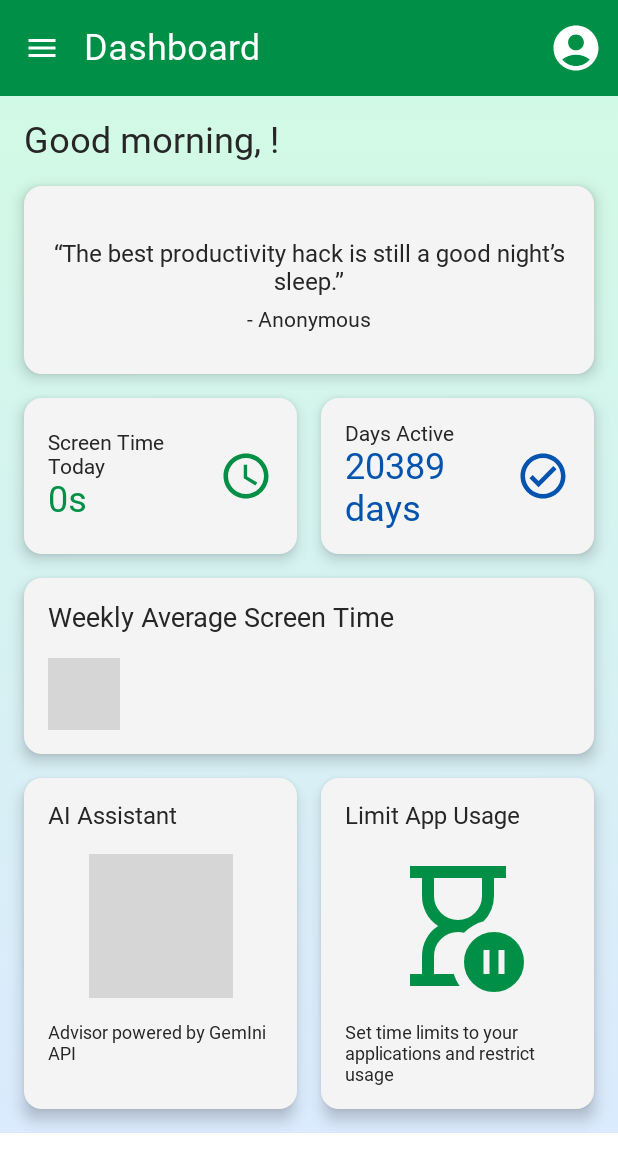
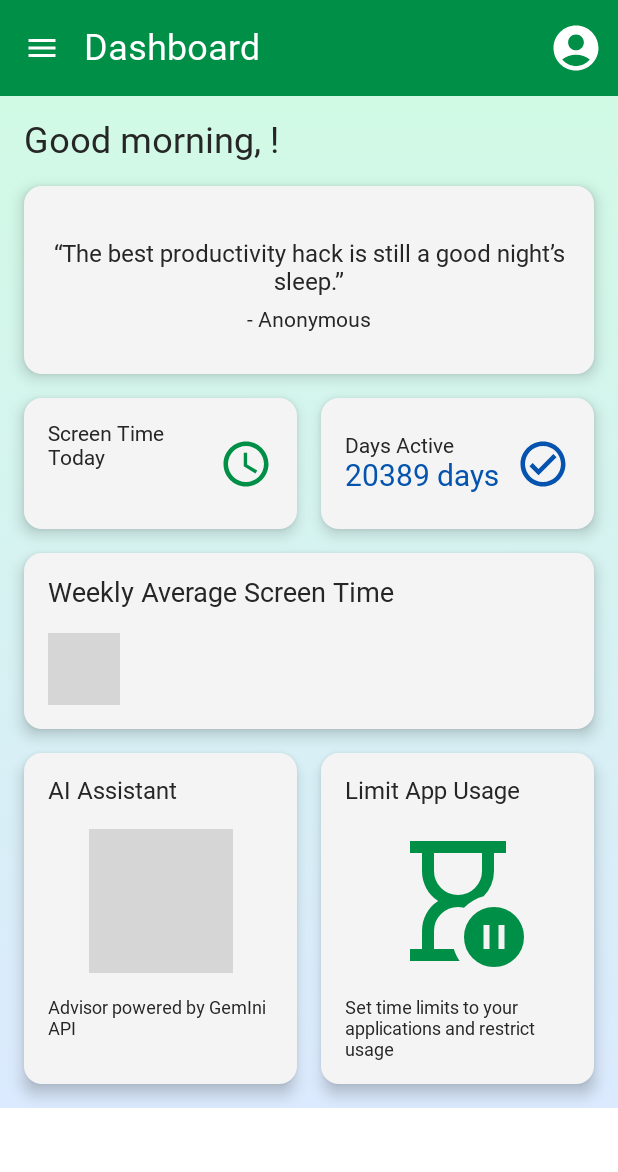
Before and after one commit to GetReconnectED/ReconnectED, an Android app built with Jetpack Compose: the MainScreen screen opened through its navigation route, after a tap on an icon or button, on a phone screen of 412 x 824 dp. Shown: the top 1172 px of the screen. Run offline under Robolectric (Android 15) with nearby library versions, the phone set to English and light mode, and no system bars; our stand-ins replace Firebase (no records; nobody signed in at launch, a user with empty details on screens opened directly); libraries missing offline, so code that uses them is left out: com.firebase.ui, com.patrykandpatrick.vico; Roboto replaces fonts that are not available here; 7 statements that could not run were skipped; grey boxes are pictures that could not be loaded.

Commit message:
feat: do not show seconds in screen time today card
Signed-off-by: Chris1320 <me@chrisfromnowhere.me>

```diff
--- a/ReconnectED-Android/app/src/main/java/com/getreconnected/reconnected/core/util/TimeManagement.kt
+++ b/ReconnectED-Android/app/src/main/java/com/getreconnected/reconnected/core/util/TimeManagement.kt
@@ -6,13 +6,22 @@
  * @param t The time in milliseconds to format.
  * @return A string representing the formatted time in the format "<HH>h <MM>m <SS>s".
  */
-fun formatTime(t: Long): String {
+fun formatTime(
+    t: Long,
+    strip: Boolean = false,
+): String {
     val seconds = (t / 1000) % 60
     val minutes = (t / (1000 * 60)) % 60
     val hours = (t / (1000 * 60 * 60)) % 24
+    val s: String =
+        if (strip) {
+            ""
+        } else {
+            "${seconds}s"
+        }
     return when {
-        hours > 0 -> "${hours}h ${minutes}m ${seconds}s"
-        minutes > 0 -> "${minutes}m ${seconds}s"
-        else -> "${seconds}s"
+        hours > 0 -> "${hours}h ${minutes}m $s"
+        minutes > 0 -> "${minutes}m $s"
+        else -> s
     }
 }
--- a/ReconnectED-Android/app/src/main/java/com/getreconnected/reconnected/ui/composables/elements/StatCard.kt
+++ b/ReconnectED-Android/app/src/main/java/com/getreconnected/reconnected/ui/composables/elements/StatCard.kt
@@ -66,7 +66,7 @@
                         TextStyle(
                             fontFamily = interDisplayFamily,
                             fontWeight = FontWeight.Bold,
-                            fontSize = 24.sp,
+                            fontSize = 20.sp,
                         ),
                     color = color,
                 )
--- a/ReconnectED-Android/app/src/main/java/com/getreconnected/reconnected/ui/menus/Dashboard.kt
+++ b/ReconnectED-Android/app/src/main/java/com/getreconnected/reconnected/ui/menus/Dashboard.kt
@@ -145,7 +145,7 @@
     val screenTimeValue =
         when {
             !hasPermission -> "Tap to permit"
-            else -> formatTime(screenTimeMillis)
+            else -> formatTime(screenTimeMillis, true)
         }
 
     fun navigateTo(route: String) {
```
